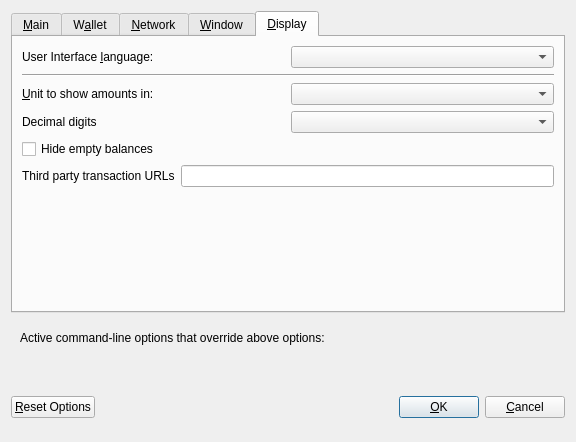
First picture: the form in src/qt/forms/optionsdialog.ui, repository Byronteam/Byron, before the edit.
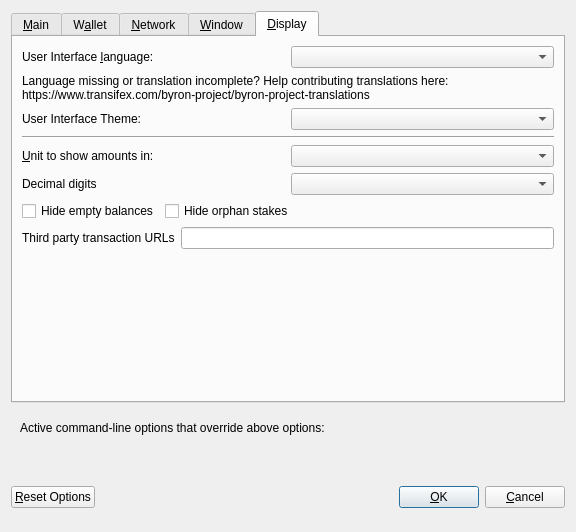
Second picture: the form after the edit. The open tabs and pages were chosen to show the change. Custom widgets are drawn as their Qt base class.

The edit to the form file:
```diff
--- a/src/qt/forms/optionsdialog.ui
+++ b/src/qt/forms/optionsdialog.ui
@@ -7,7 +7,7 @@
     <x>0</x>
     <y>0</y>
     <width>576</width>
-    <height>442</height>
+    <height>532</height>
    </rect>
   </property>
   <property name="windowTitle">
@@ -435,6 +435,49 @@
          </item>
         </layout>
        </item>
+       <item>
+        <widget class="QLabel" name="label_3">
+         <property name="toolTip">
+          <string notr="true"/>
+         </property>
+         <property name="statusTip">
+          <string notr="true"/>
+         </property>
+         <property name="whatsThis">
+          <string notr="true"/>
+         </property>
+         <property name="accessibleName">
+          <string notr="true"/>
+         </property>
+         <property name="text">
+          <string>Language missing or translation incomplete? Help contributing translations here:
+https://www.transifex.com/byron-project/byron-project-translations</string>
+         </property>
+         <property name="wordWrap">
+          <bool>true</bool>
+         </property>
+         <property name="openExternalLinks">
+          <bool>true</bool>
+         </property>
+         <property name="textInteractionFlags">
+          <set>Qt::TextBrowserInteraction</set>
+         </property>
+        </widget>
+       </item>
+       <item>
+        <layout class="QHBoxLayout" name="horizontalLayout_2_Display" stretch="0,0">
+         <item>
+          <widget class="QLabel" name="themeLabel">
+           <property name="text">
+            <string>User Interface Theme:</string>
+           </property>
+          </widget>
+         </item>
+         <item>
+          <widget class="QValueComboBox" name="theme"/>
+         </item>
+        </layout>
+       </item>
        <item>
         <widget class="Line" name="line">
          <property name="orientation">
@@ -443,7 +486,7 @@
         </widget>
        </item>
        <item>
-        <layout class="QHBoxLayout" name="horizontalLayout_2_Display">
+        <layout class="QHBoxLayout" name="horizontalLayout_3_Display">
          <item>
           <widget class="QLabel" name="unitLabel">
            <property name="text">
@@ -467,7 +510,7 @@
         </layout>
        </item>
        <item>
-        <layout class="QHBoxLayout" name="horizontalLayout_5_Display">
+        <layout class="QHBoxLayout" name="horizontalLayout_4_Display">
          <item>
           <widget class="QLabel" name="digitsLabel">
            <property name="text">
@@ -481,20 +524,47 @@
         </layout>
        </item>
        <item>
-        <widget class="QCheckBox" name="checkBoxHideZeroBalances">
-         <property name="toolTip">
-          <string>Hide empty balances</string>
-         </property>
-         <property name="layoutDirection">
-          <enum>Qt::LeftToRight</enum>
-         </property>
-         <property name="text">
-          <string>Hide empty balances</string>
-         </property>
-        </widget>
+        <layout class="QHBoxLayout" name="horizontalLayout_5_Display">
+         <item>
+          <widget class="QCheckBox" name="checkBoxHideZeroBalances">
+           <property name="toolTip">
+            <string>Hide empty balances</string>
+           </property>
+           <property name="layoutDirection">
+            <enum>Qt::LeftToRight</enum>
+           </property>
+           <property name="text">
+            <string>Hide empty balances</string>
+           </property>
+          </widget>
+         </item>
+         <item>
+          <widget class="QCheckBox" name="checkBoxHideOrphans">
+           <property name="toolTip">
+            <string>Hide orphan stakes in transaction lists</string>
+           </property>
+           <property name="text">
+            <string>Hide orphan stakes</string>
+           </property>
+          </widget>
+         </item>
+         <item>
+          <spacer name="horizontalSpacer">
+           <property name="orientation">
+            <enum>Qt::Horizontal</enum>
+           </property>
+           <property name="sizeHint" stdset="0">
+            <size>
+             <width>40</width>
+             <height>20</height>
+            </size>
+           </property>
+          </spacer>
+         </item>
+        </layout>
        </item>
        <item>
-        <layout class="QHBoxLayout" name="horizontalLayout_3_Display">
+        <layout class="QHBoxLayout" name="horizontalLayout_6_Display">
          <item>
           <widget class="QLabel" name="thirdPartyTxUrlsLabel">
            <property name="toolTip">
```
Left out of the diff: 45 changed lines with no effect on the pictures.
